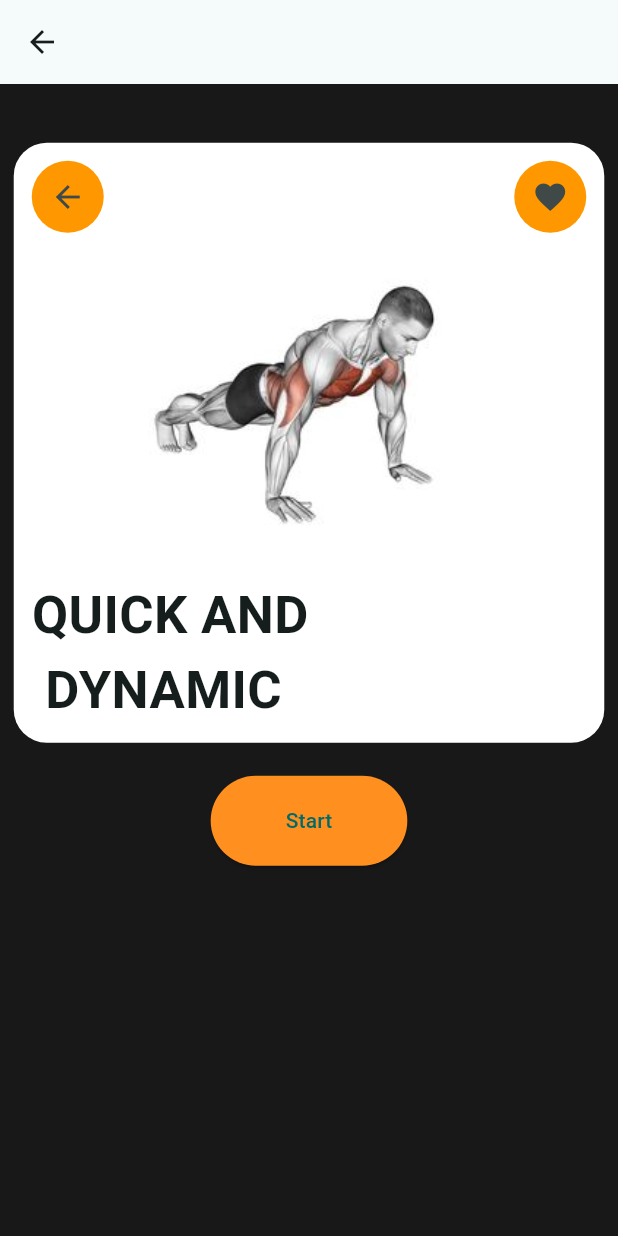
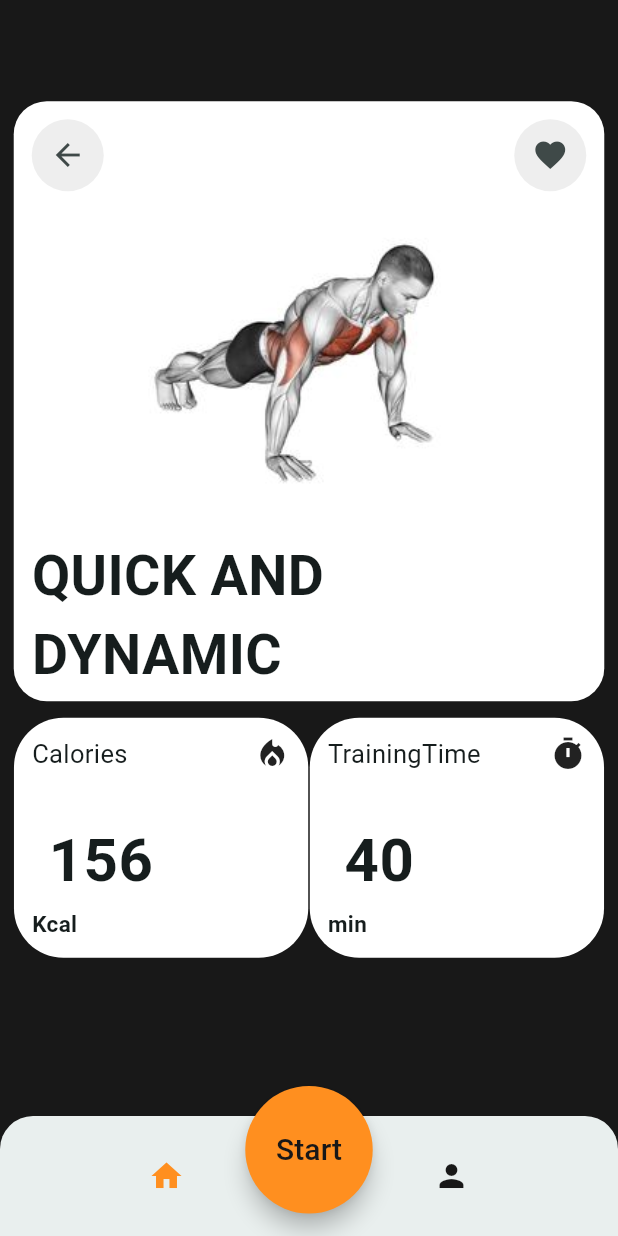
Before and after one commit to ACICT-DEPI/ONL1_SWD4_G1d-m--Fitness-Tracker-App, a Flutter app: the ChooseTraining screen opened directly, on a phone screen of 412 x 824 dp. Run offline on Flutter 3.47's test engine with Material 3 defaults, Android fonts, the phone set to English and light mode, and no system bars; our stand-ins replace firebase_auth, firebase_core, flutter_bloc; accounts and stored records are empty.

Commit message:
training

```diff
--- a/lib/features/Home/presentation/views/wedgits/choose_training.dart
+++ b/lib/features/Home/presentation/views/wedgits/choose_training.dart
@@ -1,97 +1,243 @@
+import 'dart:ui';
+
 import 'package:final_project/core/utls/colors.dart';
+import 'package:final_project/features/Home/presentation/views/wedgits/custom_training_pic.dart';
+import 'package:final_project/features/Home/presentation/views/wedgits/custom_workoutview.dart';
 import 'package:flutter/cupertino.dart';
 import 'package:flutter/material.dart';
 
-class ChooseTraining extends StatelessWidget {
+class ChooseTraining extends StatefulWidget {
   const ChooseTraining({super.key});
+
+  @override
+  State<ChooseTraining> createState() => _ChooseTrainingState();
+}
+
+List<Widget> widgetPages = [
+  // HomeView(),
+  // TimerView(), // Assuming you have a TimerView widget
+  // CaloriesView(), // Assuming you have a CaloriesView widget
+  // ProfileView(), // Assuming you have a ProfileView widget
+];
+
+class _ChooseTrainingState extends State<ChooseTraining> {
+  int _selectedIndex = 0;
+  void _onItemTapped(int index) {
+    setState(() {
+      _selectedIndex = index;
+    });
+  }
 
   @override
   Widget build(BuildContext context) {
     var sizee = MediaQuery.of(context).size;
     return Scaffold(
       backgroundColor: Colorsapp.secondarycolor,
-      appBar: AppBar(),
+      // appBar: AppBar(),
       body: Padding(
-        padding: EdgeInsets.all(sizee.width / 45),
+        padding: EdgeInsets.symmetric(
+            horizontal: sizee.width / 45, vertical: sizee.height / 22),
         child: Column(
           mainAxisAlignment: MainAxisAlignment.start,
           children: [
             const SizedBox(
               height: 30,
             ),
+            const CustomTrainingPic(),
+            const SizedBox(
+              height: 11,
+            ),
+            Row(
+              mainAxisAlignment: MainAxisAlignment.center,
+              children: [
                 Container(
-              padding: const EdgeInsets.symmetric(vertical: 12,horizontal: 12),
-              height: 400,
+                  padding:
+                      const EdgeInsets.symmetric(vertical: 12, horizontal: 12),
+                  height: 160,
+                  width: sizee.width / 2.1,
                   // margin: const EdgeInsets.symmetric(vertical: 7, horizontal: 22),
                   decoration: BoxDecoration(
-                  color: Colors.white, borderRadius: BorderRadius.circular(22)),
+                      color: Colors.white,
+                      borderRadius: BorderRadius.circular(33)),
                   child: Column(
+                    mainAxisAlignment: MainAxisAlignment.spaceBetween,
                     children: [
                       Row(
                         mainAxisAlignment: MainAxisAlignment.spaceBetween,
                         children: [
                           Container(
-                        decoration: const BoxDecoration(
-                            color: Colors.orange, shape: BoxShape.circle),
-                        child: IconButton(
-                            onPressed: () {},
-                            icon: const Icon(Icons.arrow_back)),
-                      ),
-
-                      Container(
-                        decoration: const BoxDecoration(
-                            color: Colors.orange, shape: BoxShape.circle),
-                        child: IconButton(
-                            onPressed: () {},
-                            icon: const Icon(
-                              Icons.favorite,
+                              // decoration: const BoxDecoration(
+                              //     color: Colors.orange, shape: BoxShape.circle),
+                              child: const Text(
+                            "Calories",
+                            style: TextStyle(fontSize: 17),
                           )),
-                      ),
+                          const Icon(Icons.local_fire_department)
                         ],
                       ),
-                  SizedBox(
-                    height: 230,
-                    child: AspectRatio(
-                        aspectRatio: 1.8 / 1.8,
-                        child: Container(
-                          decoration: BoxDecoration(
-                            borderRadius: BorderRadius.circular(20),
-                            image: const DecorationImage(
-                                image: AssetImage("assets/images/wout.jpg"),
-                                fit: BoxFit.fill),
+                      const SizedBox(
+                        height: 25,
                       ),
+                      const SizedBox(
+                          width: 150,
+                          child: Text(
+                            "156",
+                            style: TextStyle(
+                                fontSize: 40, fontWeight: FontWeight.bold),
                           )),
-                  ),
-                   Expanded(
-                     child: Container(
-                     alignment: Alignment.centerLeft,
-                      child:  Text(
-                        "QUICK AND\n DYNAMIC",
+                      const SizedBox(
+                          width: double.infinity,
+                          child: Text(
+                            "Kcal",
                             style: TextStyle(
-                          fontSize: 35,
-                          fontWeight: FontWeight.bold,
-                          // color: Colors.white,
-                        ),
-
-
-                      ),
-                                       ),
-                   )
+                                fontSize: 15, fontWeight: FontWeight.bold),
+                          ))
                     ],
                   ),
                 ),
                 const SizedBox(
-              height: 22,
+                  width: 1,
                 ),
-            ElevatedButton(
-                onPressed: () {},
-                style: ButtonStyle(
-                    backgroundColor:
-                        WidgetStatePropertyAll(Colorsapp.darkOrange),
-                    padding: const WidgetStatePropertyAll(
-                        EdgeInsets.symmetric(vertical: 20, horizontal: 50))),
-                child: const Text("Start"))
+                Container(
+                  padding:
+                      const EdgeInsets.symmetric(vertical: 12, horizontal: 12),
+                  height: 160,
+                  width: sizee.width / 2.1,
+                  // margin: const EdgeInsets.symmetric(vertical: 7, horizontal: 22),
+                  decoration: BoxDecoration(
+                      color: Colors.white,
+                      borderRadius: BorderRadius.circular(33)),
+                  child: const Column(
+                    mainAxisAlignment: MainAxisAlignment.spaceBetween,
+                    children: [
+                      Row(
+                        mainAxisAlignment: MainAxisAlignment.spaceBetween,
+                        children: [
+                          Text(
+                            "TrainingTime",
+                            style: TextStyle(fontSize: 17),
+                          ),
+                          Icon(Icons.timer)
                         ],
+                      ),
+                      SizedBox(
+                        height: 25,
+                      ),
+                      SizedBox(
+                          width: 150,
+                          child: Text(
+                            "40",
+                            style: TextStyle(
+                                fontSize: 40, fontWeight: FontWeight.bold),
+                          )),
+                      SizedBox(
+                          width: double.infinity,
+                          child: Text(
+                            "min",
+                            style: TextStyle(
+                                fontSize: 15, fontWeight: FontWeight.bold),
+                          ))
+                    ],
+                  ),
+                ),
+              ],
+            ),
+            // Container(
+            //   height: 70,
+            //   width: 70,
+            //   decoration: const BoxDecoration(
+            //     color: Colors.amberAccent,
+            //     shape: BoxShape.circle
+            //   ),
+            //   child: TextButton(onPressed: () {}, child: const Text("data"))),
+            // ElevatedButton(
+            //     onPressed: () {},
+            //     style: ButtonStyle(
+            //         backgroundColor:
+            //             WidgetStatePropertyAll(Colorsapp.darkOrange),
+            //         padding: const WidgetStatePropertyAll(
+            //             EdgeInsets.symmetric(vertical: 20, horizontal: 50))),
+            //     child: const Text("Start"))
+          ],
+        ),
+      ),
+
+      floatingActionButton: Container(
+       width: 85,
+       height: 85,
+        margin: const EdgeInsets.only(top: 45),
+        child: FloatingActionButton(
+          backgroundColor:Colorsapp.darkOrange,
+          autofocus: true,
+          isExtended: true,
+          shape: const CircleBorder(),
+          onPressed: () {
+            // Handle FAB p ress
+          },
+          child: Container(
+              decoration: const BoxDecoration(shape: BoxShape.circle),
+              child:  Text("Start",style:  TextStyle(color: Colorsapp.secondarycolor,fontSize: 20),)),
+        ),
+      ),
+      floatingActionButtonLocation: FloatingActionButtonLocation.centerDocked,
+      bottomNavigationBar: ClipRRect(
+        borderRadius: const BorderRadius.only(
+            topLeft: Radius.circular(22), topRight: Radius.circular(22)),
+        child: BottomAppBar(
+          child: SizedBox(
+            height: 10,
+            child: Row(
+              mainAxisAlignment: MainAxisAlignment.spaceAround,
+              children: <Widget>[
+                MaterialButton(
+                  minWidth: 40,
+                  onPressed: () {
+                    _onItemTapped(0);
+                    // Navigator.push(context, MaterialPageRoute(builder: (BuildContext context)=> const CustomWorkoutview() ));
+                  },
+                  child: Column(
+                    mainAxisAlignment: MainAxisAlignment.center,
+                    children: [
+                      Icon(
+                        Icons.home,
+                        color: _selectedIndex == 0 ? Colorsapp.darkOrange : Colorsapp.secondarycolor,
+                      ),
+                      // Text(
+                      //   'Home',
+                      //   style: TextStyle(
+                      //     color:
+                      //         _selectedIndex == 0 ?Colorsapp.darkOrange : Colors.grey,
+                      //   ),
+                      // ),
+                    ],
+                  ),
+                ),
+
+                MaterialButton(
+                  minWidth: 40,
+                  onPressed: () {
+                    _onItemTapped(3);
+                  },
+                  child: Column(
+                    mainAxisAlignment: MainAxisAlignment.center,
+                    children: [
+                      Icon(
+                        Icons.person,
+                        color: _selectedIndex == 3 ?Colorsapp.darkOrange: Colorsapp.secondarycolor,
+                      ),
+                      // Text(
+                      //   'Profile',
+                      //   style: TextStyle(
+                      //     color:
+                      //         _selectedIndex == 3 ? Colorsapp.darkOrange : Colors.grey,
+                      //   ),
+                      // ),
+                    ],
+                  ),
+                ),
+              ],
+            ),
+          ),
         ),
       ),
     );
--- /dev/null
+++ b/lib/features/Home/presentation/views/wedgits/custom_training_pic.dart
@@ -0,0 +1,66 @@
+import 'package:flutter/material.dart';
+
+class CustomTrainingPic extends StatelessWidget {
+  const CustomTrainingPic({super.key});
+
+  @override
+  Widget build(BuildContext context) {
+    return Container(
+      padding: const EdgeInsets.symmetric(vertical: 12, horizontal: 12),
+      height: 400,
+      // margin: const EdgeInsets.symmetric(vertical: 7, horizontal: 22),
+      decoration: BoxDecoration(
+          color: Colors.white, borderRadius: BorderRadius.circular(22)),
+      child: Column(
+        children: [
+          Row(
+            mainAxisAlignment: MainAxisAlignment.spaceBetween,
+            children: [
+              Container(
+                decoration: BoxDecoration(
+                    color: Colors.grey[200], shape: BoxShape.circle),
+                child: IconButton(
+                    onPressed: () {}, icon: const Icon(Icons.arrow_back)),
+              ),
+              Container(
+                decoration: BoxDecoration(
+                    color: Colors.grey[200], shape: BoxShape.circle),
+                child: IconButton(
+                    onPressed: () {},
+                    icon: const Icon(
+                      Icons.favorite,
+                    )),
+              ),
+            ],
+          ),
+          SizedBox(
+            height: 230,
+            child: AspectRatio(
+                aspectRatio: 1.8 / 1.8,
+                child: Container(
+                  decoration: BoxDecoration(
+                    borderRadius: BorderRadius.circular(20),
+                    image: const DecorationImage(
+                        image: AssetImage("assets/images/wout.jpg"),
+                        fit: BoxFit.fill),
+                  ),
+                )),
+          ),
+          Expanded(
+            child: Container(
+              alignment: Alignment.centerLeft,
+              child: const Text(
+                "QUICK AND\nDYNAMIC",
+                style: TextStyle(
+                  fontSize: 37,
+                  fontWeight: FontWeight.bold,
+                  // color: Colors.white,
+                ),
+              ),
+            ),
+          )
+        ],
+      ),
+    );
+  }
+}
```
Lines whose indentation alone changed are shown as unchanged.
